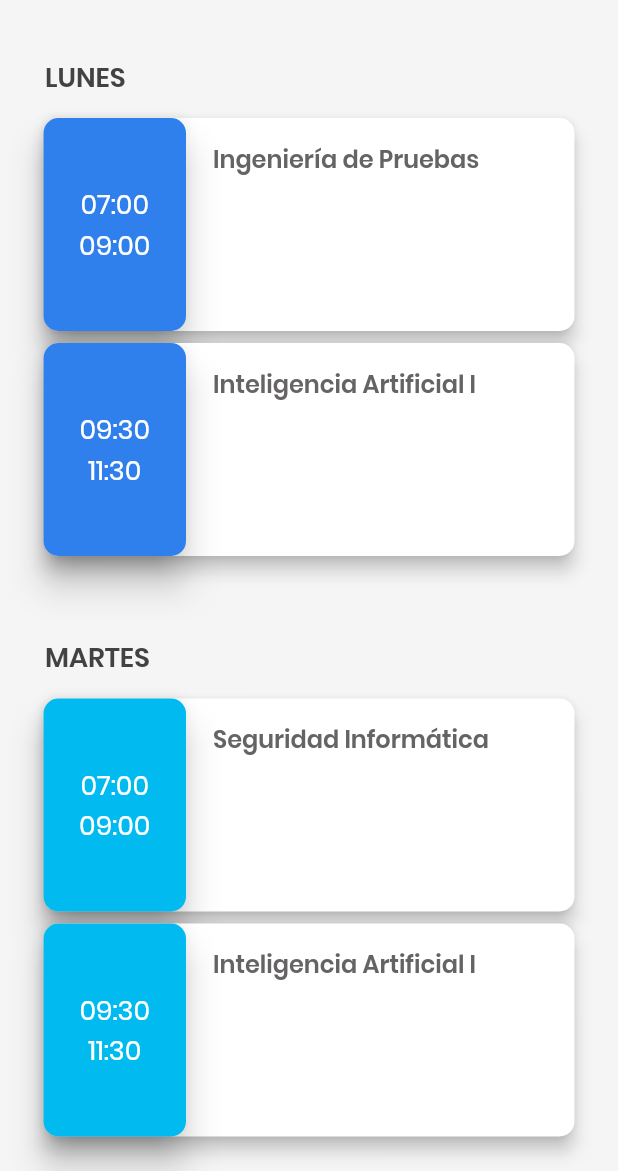
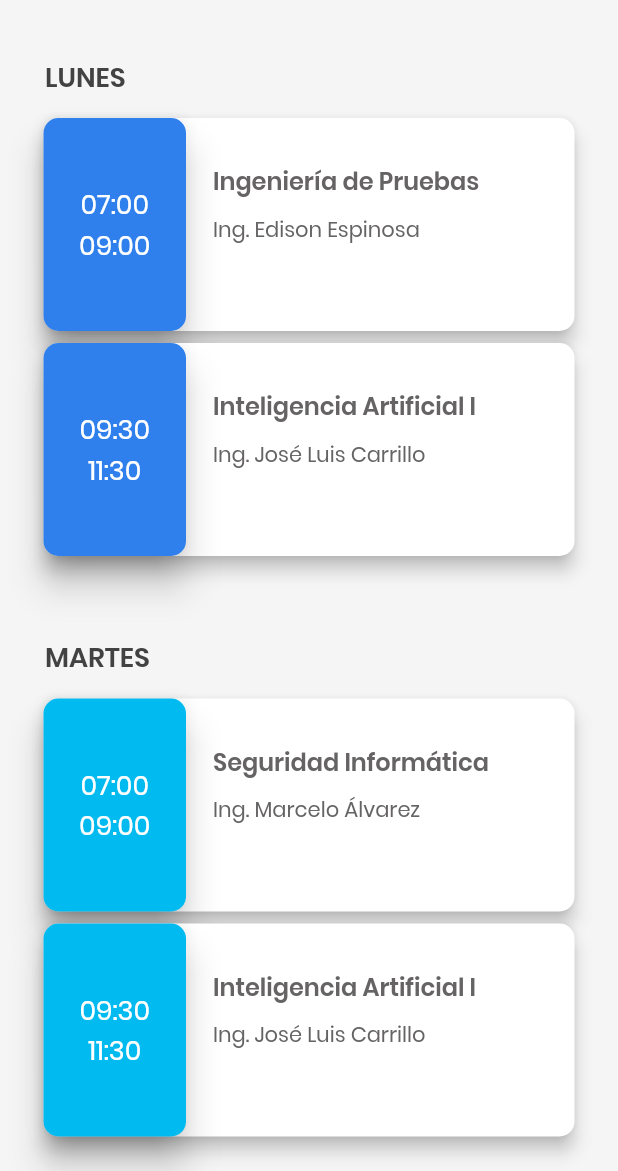
Before and after one commit to israteneda/horario_escolar, a Flutter app: the screen it shows after launch, on a phone screen of 412 x 824 dp, the part 65-1236 px from its top. Run offline on Flutter 3.47's test engine with Material 2 defaults, Android fonts, the phone set to English and light mode, and no system bars.

Commit message:
Nombre docente en diccionario

```diff
--- a/lib/main.dart
+++ b/lib/main.dart
@@ -9,35 +9,62 @@ class MyApp extends StatelessWidget {
   final Map<String, dynamic> horario = {
     'LUNES': {
       'materias': {
-        'Ingeniería de Pruebas': ['07:00', '09:00'],
-        'Inteligencia Artificial I': ['09:30', '11:30'],
+        'Ingeniería de Pruebas': {
+          'horario': ['07:00', '09:00'],
+          'docente': 'Ing. Edison Espinosa'
+         },
+        'Inteligencia Artificial I': {
+          'horario': ['09:30', '11:30'],
+          'docente': 'Ing. José Luis Carrillo'
+        },
       },
       'color': '#2F80ED'
     },
     'MARTES': {
       'materias': {
-        'Seguridad Informática': ['07:00', '09:00'],
-        'Inteligencia Artificial I': ['09:30', '11:30'],
+        'Seguridad Informática': {
+          'horario': ['07:00', '09:00'],
+          'docente': 'Ing. Marcelo Álvarez',
+        },
+        'Inteligencia Artificial I': {
+          'horario': ['09:30', '11:30'],
+          'docente': 'Ing. José Luis Carrillo'
+        },
       },
       'color': '#01BAEF'
     },
     'MIÉRCOLES': {
       'materias': {
-        'Lab. de Prod. Software I': ['07:00', '09:00'],
-        'Ingeniería de Pruebas': ['09:30', '11:30'],
+        'Lab. de Prod. Software I': {
+          'horario': ['07:00', '09:00'],
+          'docente': 'Ing. Diego Velasco',
+        },
+        'Ingeniería de Pruebas': {
+          'horario': ['09:30', '11:30'],
+          'docente': 'Ing. Edison Espinosa',
+        }
       },
       'color': '#0CBABA'
     },
     'JUEVES': {
       'materias': {
-        'Lab. de Prod. Software I': ['07:00', '09:00'],
-        'Plan de Tesis': ['09:30', '11:30'],
+        'Lab. de Prod. Software I': {
+          'horario': ['07:00', '09:00'],
+          'docente': 'Ing. Diego Velasco',
+        },
+        'Plan de Tesis': {
+          'horario': ['09:30', '11:30'],
+          'docente': 'Ing. Lucas Garcés'
+        }
       },
       'color': '#EC9F05'
     },
     'VIERNES': {
       'materias': {
-        'Seguridade Informática': ['09:30', '11:30'],
+        'Seguridade Informática': {
+          'horario': ['09:30', '11:30'],
+          'docente': 'Ing. Marcelo Álvarez'
+        }
       },
       'color': '#9FA4C4'
     },
--- a/lib/src/widgets/dia_clase.dart
+++ b/lib/src/widgets/dia_clase.dart
@@ -16,7 +16,7 @@ class DiaClaseWidget extends StatefulWidget {
 class _DiaClaseWidgetState extends State<DiaClaseWidget> {
   @override
   Widget build(BuildContext context) {
-    final diaActual = widget.dia.keys.toList()[0];
+    final diaActual = widget.dia.keys.first;
 
     final children = <Widget>[];
     widget.dia[diaActual]['materias'].forEach(
--- a/lib/src/widgets/materia.dart
+++ b/lib/src/widgets/materia.dart
@@ -15,8 +15,13 @@ class MateriaWidget extends StatefulWidget {
 class _MateriaWidgetState extends State<MateriaWidget> {
   @override
   Widget build(BuildContext context) {
+
+    double tamanoLargo = MediaQuery.of(context).size.width / 4;
     String nombreMateria = widget.materia.keys.toList()[0];
-    double tamanoLargo = MediaQuery.of(context).size.width / 4;
+    String nombreDocente = widget.materia[nombreMateria]['docente'];
+    String horaInicio = widget.materia[nombreMateria]['horario'][0];
+    String horaFinal = widget.materia[nombreMateria]['horario'][1];
+
     return Stack(
       children: <Widget>[
         SizedBox(
@@ -26,7 +31,7 @@ class _MateriaWidgetState extends State<MateriaWidget> {
             shape: RoundedRectangleBorder(
               borderRadius: BorderRadius.circular(10.0)
             ),
-            child: contenidoCard(nombreMateria, tamanoLargo),
+            child: contenidoCard(nombreMateria, nombreDocente, tamanoLargo),
             elevation: 5.0,
           ),
         ),
@@ -42,7 +47,7 @@ class _MateriaWidgetState extends State<MateriaWidget> {
               mainAxisAlignment: MainAxisAlignment.center,
               children: <Widget>[
                 Text(
-                  '${widget.materia[nombreMateria][0]}',
+                  '$horaInicio',
                   style: TextStyle(
                     color: Colors.white,
                     fontWeight: FontWeight.w500,
@@ -51,7 +56,7 @@ class _MateriaWidgetState extends State<MateriaWidget> {
                   textAlign: TextAlign.center,
                 ),
                 Text(
-                  '${widget.materia[nombreMateria][1]}',
+                  '$horaFinal',
                   style: TextStyle(
                     color: Colors.white,
                     fontWeight: FontWeight.w500,
@@ -71,19 +76,33 @@ class _MateriaWidgetState extends State<MateriaWidget> {
 
 }
 
-Widget contenidoCard(String nombreMateria, double tamanoLargo) {
+Widget contenidoCard(String nombreMateria, String nombreDocente,double tamanoLargo) {
   return Padding(
     padding: EdgeInsets.only(
-      top: 15.0,
+      top: 30.0,
       left: tamanoLargo + 10.0
     ),
-    child: Text(
+    child: Column(
+      crossAxisAlignment: CrossAxisAlignment.start,
+      children: <Widget>[
+        Text(
           '$nombreMateria',
           style: TextStyle(
               color: Color(0xFF656363),
               fontWeight: FontWeight.w600,
               fontSize: 16.0,
             ),
+          ),
+        SizedBox(height: 10.0,),
+        Text(
+        '$nombreDocente',
+        style: TextStyle(
+            color: Color(0xFF656363),
+            fontWeight: FontWeight.w400,
+            fontSize: 14.0,
+          ),
+        ),
+      ],
     ),
 
   );
```
Lines whose indentation alone changed are shown as unchanged.
